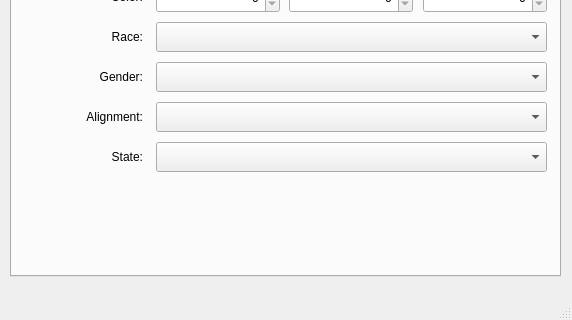
JakimPL/Roguelike, file forms/creatureeditor.ui: the form before one commit; both pictures show x 0 to 572 and y 163 to 483 of the 572 by 483 pixel window.
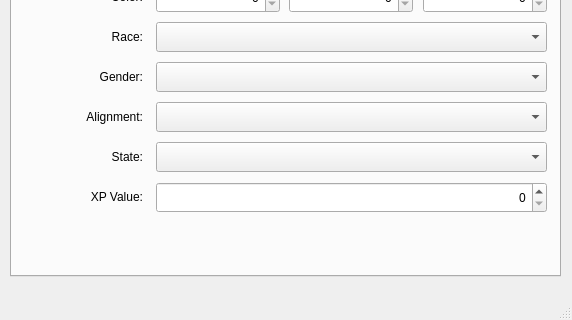
The form after the commit.

Commit message: Added: NPC class

What changed in the file:
```diff
--- a/forms/creatureeditor.ui
+++ b/forms/creatureeditor.ui
@@ -262,6 +262,44 @@
        <string>X</string>
       </property>
      </widget>
+     <widget class="QLabel" name="xpValueLabel">
+      <property name="geometry">
+       <rect>
+        <x>0</x>
+        <y>290</y>
+        <width>131</width>
+        <height>30</height>
+       </rect>
+      </property>
+      <property name="text">
+       <string>XP Value:</string>
+      </property>
+      <property name="alignment">
+       <set>Qt::AlignRight|Qt::AlignTrailing|Qt::AlignVCenter</set>
+      </property>
+     </widget>
+     <widget class="QSpinBox" name="xpValueBox">
+      <property name="geometry">
+       <rect>
+        <x>144</x>
+        <y>290</y>
+        <width>391</width>
+        <height>31</height>
+       </rect>
+      </property>
+      <property name="alignment">
+       <set>Qt::AlignRight|Qt::AlignTrailing|Qt::AlignVCenter</set>
+      </property>
+      <property name="minimum">
+       <number>0</number>
+      </property>
+      <property name="maximum">
+       <number>999999999</number>
+      </property>
+      <property name="value">
+       <number>0</number>
+      </property>
+     </widget>
     </widget>
     <widget class="QWidget" name="tabBaseStats">
      <attribute name="title">
```
The commit also changes 15 other files.
